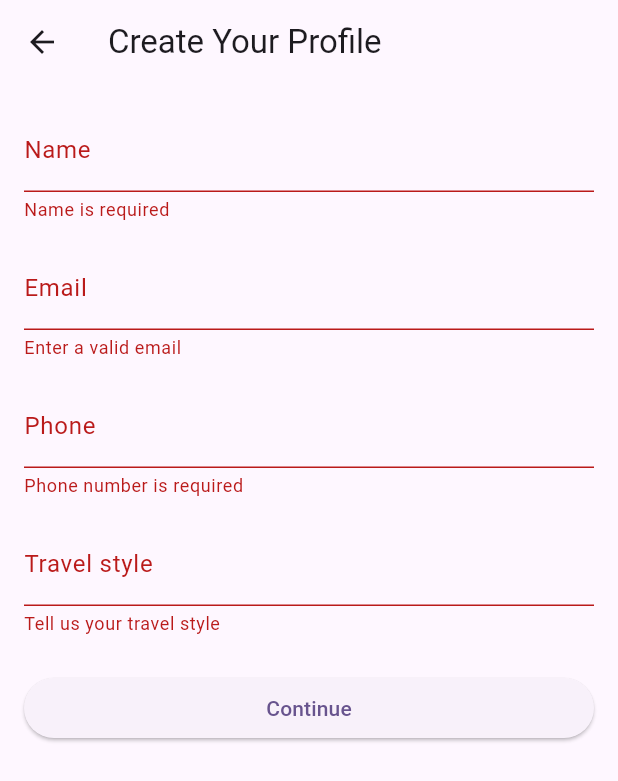
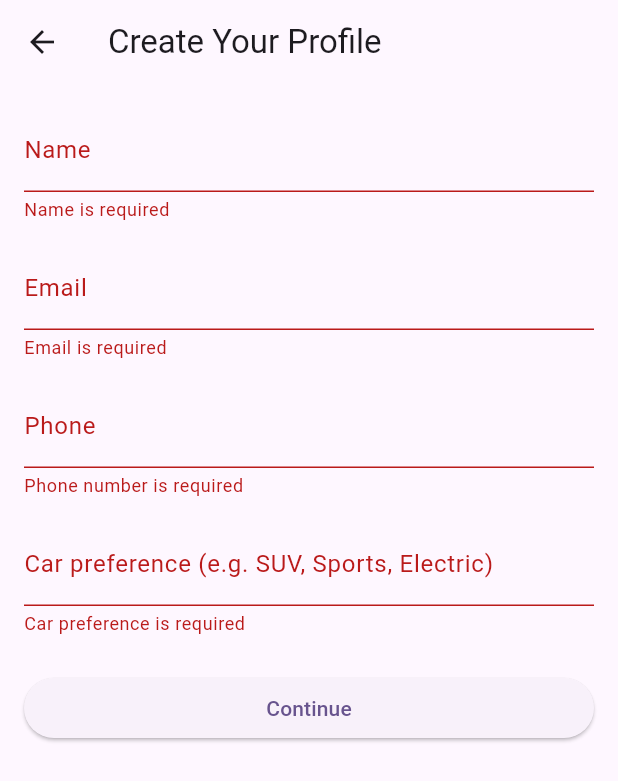
Before and after one commit to SalmaAhmad/flutter_app, a Flutter app: the SignUpScreen screen opened directly, after a tap on "Continue", on a phone screen of 412 x 824 dp. Shown: the top 781 px of the screen. Run offline on Flutter 3.47's test engine with Material 3 defaults, Android fonts, the phone set to English and light mode, and no system bars; our stand-ins replace dio; network calls fail.

Commit message:
lab3 edited

```diff
--- a/bumblebee/lib/signup_screen.dart
+++ b/bumblebee/lib/signup_screen.dart
@@ -62,8 +62,10 @@ class _SignUpScreenState extends State<SignUpScreen> {
                 const SizedBox(height: 16),
                 TextFormField(
                   controller: _travelStyleController,
-                  decoration: const InputDecoration(labelText: 'Travel style'),
-                  validator: Validators.validateTravelStyle,
+                  decoration: const InputDecoration(
+                    labelText: 'Car preference (e.g. SUV, Sports, Electric)',
+                  ),
+                  validator: Validators.validateCarPreference,
                 ),
                 const SizedBox(height: 24),
                 ElevatedButton(
--- a/bumblebee/lib/validators.dart
+++ b/bumblebee/lib/validators.dart
@@ -1,28 +1,35 @@
 class Validators {
   static String? validateName(String? value) {
-    if (value == null || value.isEmpty) {
+    if (value == null || value.trim().isEmpty) {
       return 'Name is required';
     }
     return null;
   }
 
   static String? validateEmail(String? value) {
-    if (value == null || value.isEmpty || !value.contains('@')) {
-      return 'Enter a valid email';
+    if (value == null || value.trim().isEmpty) {
+      return 'Email is required';
     }
     return null;
   }
 
   static String? validatePhone(String? value) {
-    if (value == null || value.isEmpty) {
+    if (value == null || value.trim().isEmpty) {
       return 'Phone number is required';
     }
     return null;
   }
 
   static String? validateTravelStyle(String? value) {
-    if (value == null || value.isEmpty) {
-      return 'Tell us your travel style';
+    if (value == null || value.trim().isEmpty) {
+      return 'Car preference is required';
+    }
+    return null;
+  }
+
+  static String? validateCarPreference(String? value) {
+    if (value == null || value.trim().isEmpty) {
+      return 'Car preference is required';
     }
     return null;
   }
--- a/bumblebee/lib/welcome_screen.dart
+++ b/bumblebee/lib/welcome_screen.dart
@@ -22,7 +22,7 @@ class WelcomeScreen extends StatelessWidget {
             mainAxisAlignment: MainAxisAlignment.center,
             children: [
               const Icon(
-                Icons.account_circle,
+                Icons.directions_car_filled,
                 size: 80,
                 color: Colors.deepPurple,
               ),
@@ -37,7 +37,7 @@ class WelcomeScreen extends StatelessWidget {
               ),
               const SizedBox(height: 12),
               const Text(
-                'Your profile is set up and ready to go.',
+                'Your profile is set up. Explore our car rental fleet below!',
                 style: TextStyle(
                   fontSize: 16,
                   color: Colors.grey,
@@ -54,7 +54,7 @@ class WelcomeScreen extends StatelessWidget {
                     ),
                   );
                 },
-                child: const Text('Browse Destinations'),
+                child: const Text('Browse Cars'),
               ),
             ],
           ),
```
Also changed, not shown: bumblebee/lib/car_menu.dart (+138 -13 lines).
